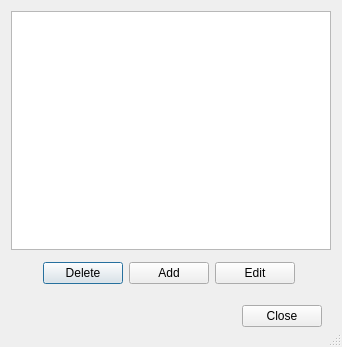
JoelMon/pyTalkManager, file pyTalkManager/gui/CongregationWindow.ui: the form before one commit.
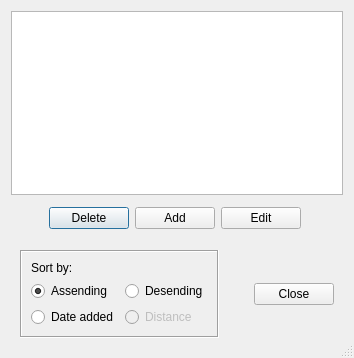
The form after the commit.

Commit message: Added 'sort by' radio buttons.

What changed in the file:
```diff
--- a/pyTalkManager/gui/CongregationWindow.ui
+++ b/pyTalkManager/gui/CongregationWindow.ui
@@ -6,8 +6,8 @@
    <rect>
     <x>0</x>
     <y>0</y>
-    <width>342</width>
-    <height>347</height>
+    <width>354</width>
+    <height>358</height>
    </rect>
   </property>
   <property name="windowTitle">
@@ -111,27 +111,80 @@
      <property name="frameShadow">
       <enum>QFrame::Plain</enum>
      </property>
-     <layout class="QHBoxLayout" name="horizontalLayout_2">
-      <item>
-       <spacer name="horizontalSpacer">
-        <property name="orientation">
-         <enum>Qt::Horizontal</enum>
-        </property>
-        <property name="sizeHint" stdset="0">
-         <size>
-          <width>40</width>
-          <height>20</height>
-         </size>
-        </property>
-       </spacer>
-      </item>
-      <item>
+     <layout class="QGridLayout" name="gridLayout_3">
+      <item row="0" column="2">
        <widget class="QPushButton" name="button_close">
         <property name="text">
          <string>Close</string>
         </property>
        </widget>
       </item>
+      <item row="0" column="0">
+       <widget class="QFrame" name="frame_3">
+        <property name="frameShape">
+         <enum>QFrame::Box</enum>
+        </property>
+        <property name="frameShadow">
+         <enum>QFrame::Sunken</enum>
+        </property>
+        <layout class="QGridLayout" name="gridLayout_2">
+         <item row="3" column="1">
+          <widget class="QRadioButton" name="radioButton_3">
+           <property name="enabled">
+            <bool>false</bool>
+           </property>
+           <property name="text">
+            <string>Distance</string>
+           </property>
+          </widget>
+         </item>
+         <item row="3" column="0">
+          <widget class="QRadioButton" name="radioButton_4">
+           <property name="text">
+            <string>Date added</string>
+           </property>
+          </widget>
+         </item>
+         <item row="2" column="1">
+          <widget class="QRadioButton" name="radioButton_2">
+           <property name="text">
+            <string>Desending</string>
+           </property>
+          </widget>
+         </item>
+         <item row="2" column="0">
+          <widget class="QRadioButton" name="radioButton">
+           <property name="text">
+            <string>Assending</string>
+           </property>
+           <property name="checked">
+            <bool>true</bool>
+           </property>
+          </widget>
+         </item>
+         <item row="1" column="0">
+          <widget class="QLabel" name="label">
+           <property name="text">
+            <string>Sort by:</string>
+           </property>
+          </widget>
+         </item>
+        </layout>
+       </widget>
+      </item>
+      <item row="0" column="1">
+       <spacer name="horizontalSpacer">
+        <property name="orientation">
+         <enum>Qt::Horizontal</enum>
+        </property>
+        <property name="sizeHint" stdset="0">
+         <size>
+          <width>40</width>
+          <height>20</height>
+         </size>
+        </property>
+       </spacer>
+      </item>
      </layout>
     </widget>
    </item>
```
Left out of the diff: 11 changed lines with no effect on the pictures. The commit also changes 1 other file.
